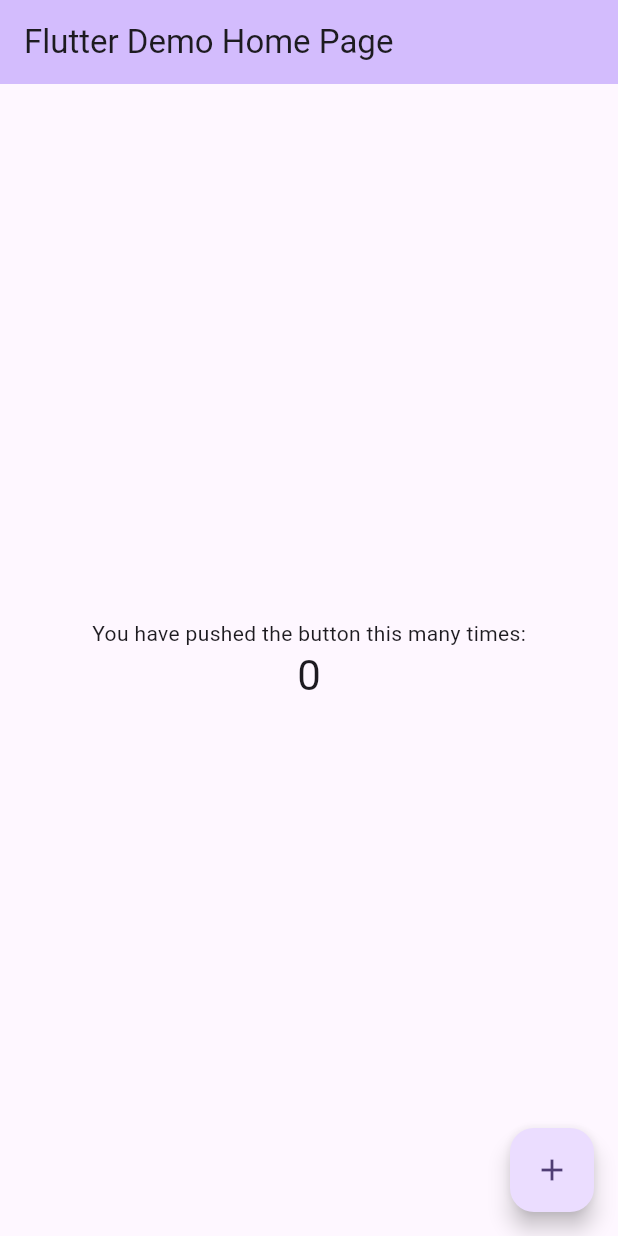
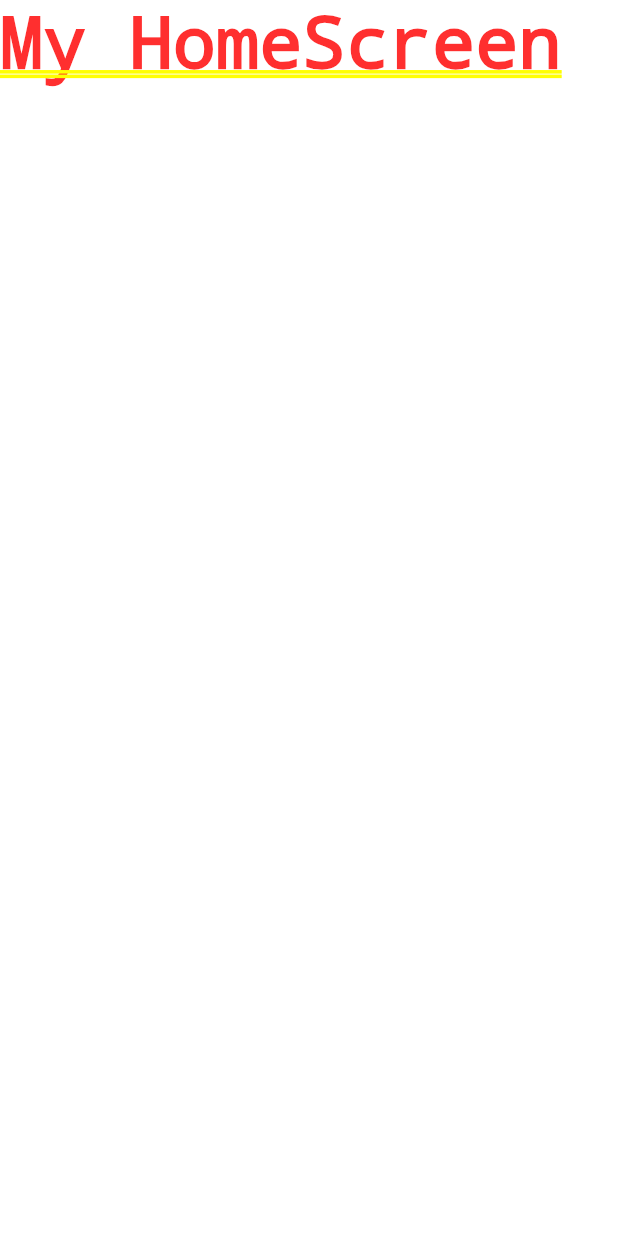
Before and after one commit to CodeX93/FlutterDemoProject, a Flutter app: the screen it shows after launch, on a phone screen of 412 x 824 dp. Run offline on Flutter 3.47's test engine with Material 3 defaults, Android fonts, the phone set to English and light mode, and no system bars; our stand-ins replace firebase_core; accounts and stored records are empty.

Commit message:
added homescreen

```diff
--- /dev/null
+++ b/lib/Home.dart
@@ -0,0 +1,14 @@
+import 'package:flutter/material.dart';
+
+class HomeScreem extends StatelessWidget {
+  const HomeScreem({super.key});
+
+  @override
+  Widget build(BuildContext context) {
+    return const MaterialApp(
+      home: Text('My HomeScreen'),
+
+
+    );
+  }
+}
--- a/lib/main.dart
+++ b/lib/main.dart
@@ -1,3 +1,4 @@
+import 'package:demo/Home.dart';
 import 'package:flutter/material.dart';
 import 'package:firebase_core/firebase_core.dart';
 import 'firebase_options.dart';
@@ -18,113 +19,11 @@ class MyApp extends StatelessWidget {
     return MaterialApp(
       title: 'Flutter Demo',
       theme: ThemeData(
-        // This is the theme of your application.
-        //
-        // TRY THIS: Try running your application with "flutter run". You'll see
-        // the application has a purple toolbar. Then, without quitting the app,
-        // try changing the seedColor in the colorScheme below to Colors.green
-        // and then invoke "hot reload" (save your changes or press the "hot
-        // reload" button in a Flutter-supported IDE, or press "r" if you used
-        // the command line to start the app).
-        //
-        // Notice that the counter didn't reset back to zero; the application
-        // state is not lost during the reload. To reset the state, use hot
-        // restart instead.
-        //
-        // This works for code too, not just values: Most code changes can be
-        // tested with just a hot reload.
+
         colorScheme: ColorScheme.fromSeed(seedColor: Colors.deepPurple),
         useMaterial3: true,
       ),
-      home: const MyHomePage(title: 'Flutter Demo Home Page'),
+      home: HomeScreem(),
     );
   }
 }
-
-class MyHomePage extends StatefulWidget {
-  const MyHomePage({super.key, required this.title});
-
-  // This widget is the home page of your application. It is stateful, meaning
-  // that it has a State object (defined below) that contains fields that affect
-  // how it looks.
-
-  // This class is the configuration for the state. It holds the values (in this
-  // case the title) provided by the parent (in this case the App widget) and
-  // used by the build method of the State. Fields in a Widget subclass are
-  // always marked "final".
-
-  final String title;
-
-  @override
-  State<MyHomePage> createState() => _MyHomePageState();
-}
-
-class _MyHomePageState extends State<MyHomePage> {
-  int _counter = 0;
-
-  void _incrementCounter() {
-    setState(() {
-      // This call to setState tells the Flutter framework that something has
-      // changed in this State, which causes it to rerun the build method below
-      // so that the display can reflect the updated values. If we changed
-      // _counter without calling setState(), then the build method would not be
-      // called again, and so nothing would appear to happen.
-      _counter++;
-    });
-  }
-
-  @override
-  Widget build(BuildContext context) {
-    // This method is rerun every time setState is called, for instance as done
-    // by the _incrementCounter method above.
-    //
-    // The Flutter framework has been optimized to make rerunning build methods
-    // fast, so that you can just rebuild anything that needs updating rather
-    // than having to individually change instances of widgets.
-    return Scaffold(
-      appBar: AppBar(
-        // TRY THIS: Try changing the color here to a specific color (to
-        // Colors.amber, perhaps?) and trigger a hot reload to see the AppBar
-        // change color while the other colors stay the same.
-        backgroundColor: Theme.of(context).colorScheme.inversePrimary,
-        // Here we take the value from the MyHomePage object that was created by
-        // the App.build method, and use it to set our appbar title.
-        title: Text(widget.title),
-      ),
-      body: Center(
-        // Center is a layout widget. It takes a single child and positions it
-        // in the middle of the parent.
-        child: Column(
-          // Column is also a layout widget. It takes a list of children and
-          // arranges them vertically. By default, it sizes itself to fit its
-          // children horizontally, and tries to be as tall as its parent.
-          //
-          // Column has various properties to control how it sizes itself and
-          // how it positions its children. Here we use mainAxisAlignment to
-          // center the children vertically; the main axis here is the vertical
-          // axis because Columns are vertical (the cross axis would be
-          // horizontal).
-          //
-          // TRY THIS: Invoke "debug painting" (choose the "Toggle Debug Paint"
-          // action in the IDE, or press "p" in the console), to see the
-          // wireframe for each widget.
-          mainAxisAlignment: MainAxisAlignment.center,
-          children: <Widget>[
-            const Text(
-              'You have pushed the button this many times:',
-            ),
-            Text(
-              '$_counter',
-              style: Theme.of(context).textTheme.headlineMedium,
-            ),
-          ],
-        ),
-      ),
-      floatingActionButton: FloatingActionButton(
-        onPressed: _incrementCounter,
-        tooltip: 'Increment',
-        child: const Icon(Icons.add),
-      ), // This trailing comma makes auto-formatting nicer for build methods.
-    );
-  }
-}
```
